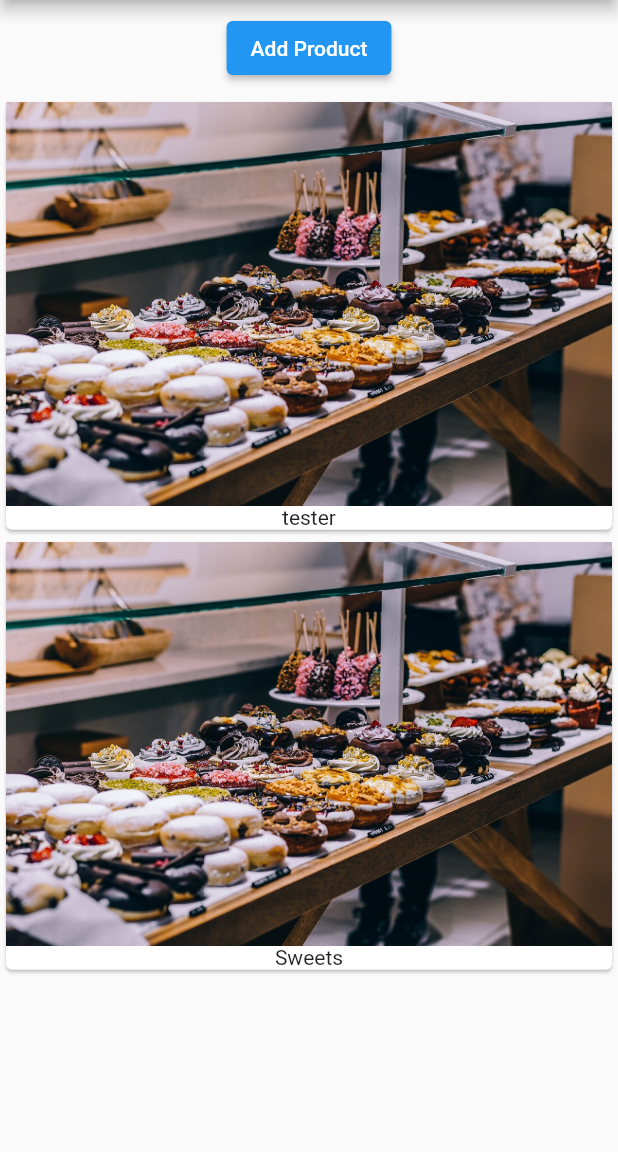
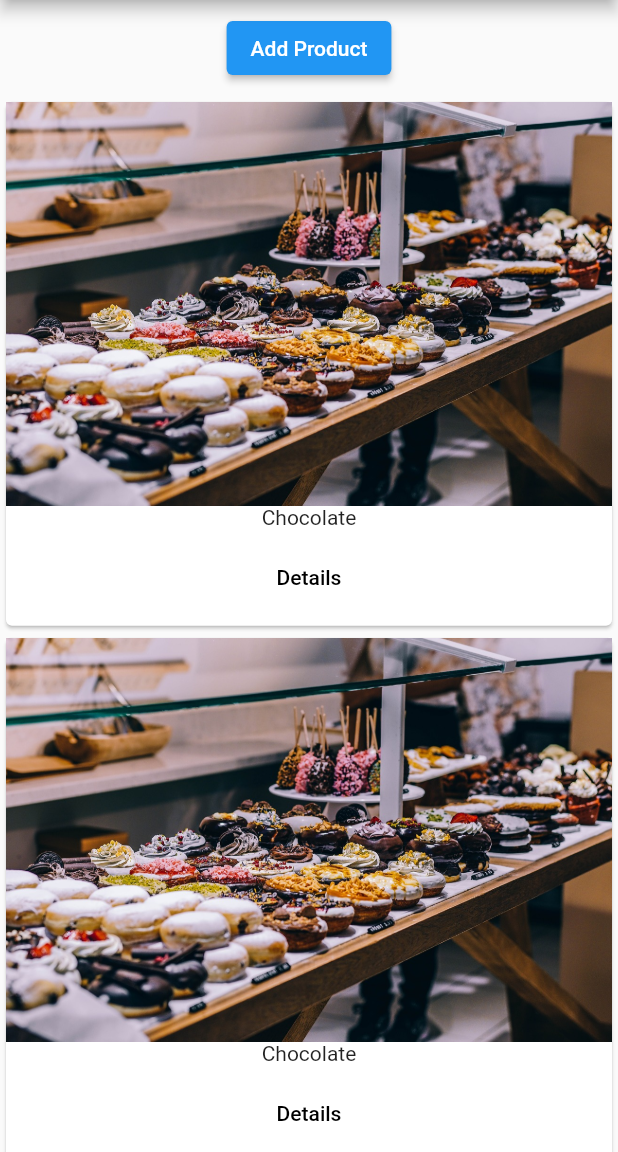
Before and after one commit to miikhaaeel/EasyList, a Flutter app: the screen it shows after launch, after a tap on "Add Product", on a phone screen of 412 x 824 dp, the part 84-1236 px from its top. Run offline on Flutter 3.47's test engine with Material 2 defaults, Android fonts, the phone set to English and light mode, and no system bars.

```diff
--- a/lib/main.dart
+++ b/lib/main.dart
@@ -1,4 +1,5 @@
 import 'package:easy_list/product_manager.dart';
+import 'package:easy_list/screens/home_screen.dart';
 import 'package:flutter/material.dart';
 
 void main() {
@@ -15,13 +16,8 @@ class MyApp extends StatefulWidget {
 class _MyAppState extends State<MyApp> {
   @override
   Widget build(BuildContext context) {
-    return MaterialApp(
-      home: Scaffold(
-        appBar: AppBar(
-          title: const Text('EasyList'),
-        ),
-        body:const ProductManager(startingProduct: 'tester',)
-      ),
+    return const MaterialApp(
+      home: HomeScreen(),
     );
   }
 }
--- a/lib/product_control.dart
+++ b/lib/product_control.dart
@@ -8,7 +8,7 @@ class ProductControl extends StatelessWidget {
   Widget build(BuildContext context) {
     return ElevatedButton(
       onPressed: () {
-        addProduct!('Sweets');
+        addProduct!({'title':'Chocolate','imageUrl':'assets/food.jpg'});
       },
       child: const Text('Add Product'),
     );
--- a/lib/product_manager.dart
+++ b/lib/product_manager.dart
@@ -3,23 +3,23 @@ import 'package:flutter/material.dart';
 import './products.dart';
 
 class ProductManager extends StatefulWidget {
-  final String? startingProduct;
-  const ProductManager({Key? key, this.startingProduct})
-      : super(key: key);
+  final Map<String, String>? startingProduct;
+
+  const ProductManager({Key? key, this.startingProduct}) : super(key: key);
 
   @override
   State<ProductManager> createState() => _ProductManagerState();
 }
 
 class _ProductManagerState extends State<ProductManager> {
-  final List<String> _products = [];
+  final List<Map<String, String>> _products = [];
   @override
   void initState() {
     _products.add(widget.startingProduct!);
     super.initState();
   }
 
-  void _addProduct(String product) {
+  void _addProduct(Map<String, String> product) {
     setState(() {
       _products.add(product);
     });
--- a/lib/products.dart
+++ b/lib/products.dart
@@ -1,15 +1,40 @@
+import 'package:easy_list/screens/product_screen.dart';
 import 'package:flutter/material.dart';
 
 class Product extends StatelessWidget {
-  final List<String> product;
+  final List<Map<String, String>> product;
   const Product(this.product, {Key? key}) : super(key: key);
 
   Widget _buildProductItem(BuildContext context, int index) {
     return Card(
       child: Column(
         children: [
-          Image.asset('assets/food.jpg'),
-          Text(product[index]),
+          Image.asset(product[index]['imageUrl']!),
+          Text(product[index]['title']!),
+          ButtonBar(
+            alignment: MainAxisAlignment.center,
+            children: [
+              TextButton(
+                onPressed: () {
+                  Navigator.push(
+                    context,
+                    MaterialPageRoute(
+                      builder: (context) => ProductScreen(
+                        title: product[index]['title'],
+                        imageUrl: product[index]['imageUrl'],
+                      ),
+                    ),
+                  );
+                },
+                child: const Text(
+                  'Details',
+                  style: TextStyle(
+                    color: Colors.black,
+                  ),
+                ),
+              ),
+            ],
+          )
         ],
       ),
     );
--- /dev/null
+++ b/lib/screens/home_screen.dart
@@ -0,0 +1,19 @@
+import 'package:flutter/material.dart';
+
+import '../product_manager.dart';
+
+class HomeScreen extends StatelessWidget {
+  const HomeScreen({Key? key}) : super(key: key);
+
+  @override
+  Widget build(BuildContext context) {
+    return Scaffold(
+      appBar: AppBar(
+        title: const Text('EasyList'),
+      ),
+      body: const ProductManager(
+        startingProduct: {'title': 'Chocolate', 'imageUrl': 'assets/food.jpg'},
+      ),
+    );
+  }
+}
```
Also changed, not shown: lib/screens/product_screen.dart (added, +35 -0 lines).
